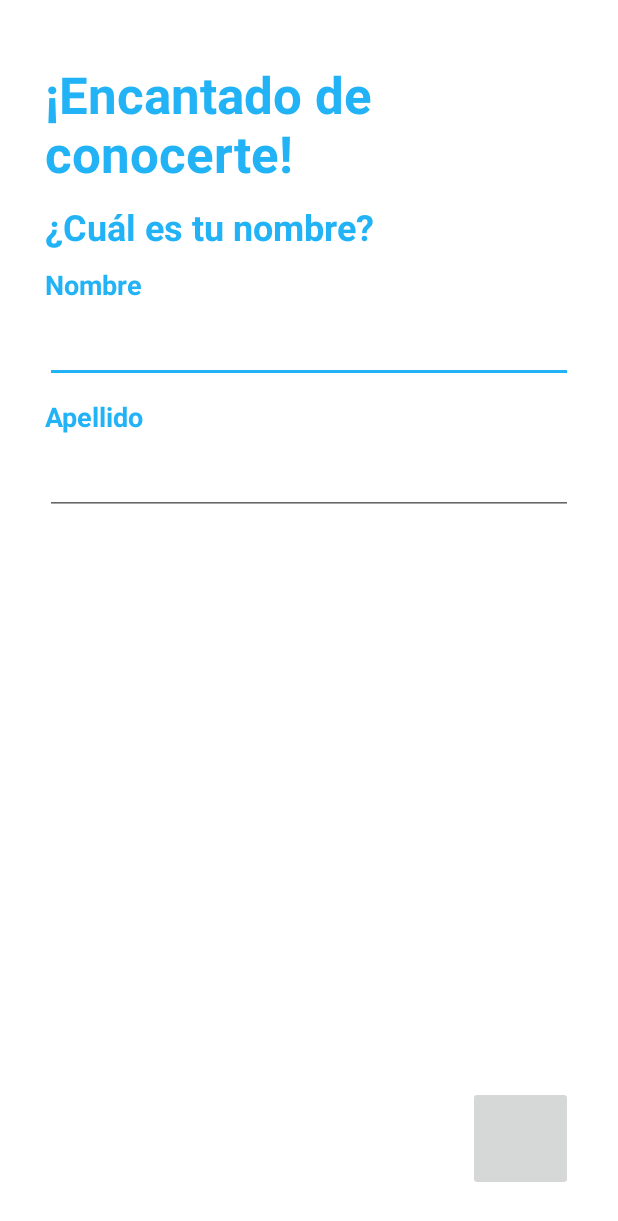
After one commit to Denigt/WorkPod, an Android app: the layout activity_signin.xml on its own in the app's theme, with its tools: preview values and no code run, on a phone screen of 412 x 824 dp. The commit adds this screen. Shown: the top 1221 px of the screen. Run offline under Robolectric (Android 15) with nearby library versions, the phone set to English and light mode, and no system bars.

Commit message:
22-03 Propuesta tablas | Primera Pantalla Sign in

```diff
--- a/app/src/main/AndroidManifest.xml
+++ b/app/src/main/AndroidManifest.xml
@@ -9,7 +9,7 @@
         android:roundIcon="@mipmap/ic_launcher_round"
         android:supportsRtl="true"
         android:theme="@style/Theme.WorkPod">
-        <activity android:name=".LoginActivity">
+        <activity android:name=".InitActivity">
             <intent-filter>
                 <action android:name="android.intent.action.MAIN" />
 
--- a/app/src/main/java/com/example/workpod/LoginActivity.java
+++ b/app/src/main/java/com/example/workpod/InitActivity.java
@@ -4,13 +4,11 @@ import androidx.appcompat.app.AppCompatActivity;
 
 import android.os.Bundle;
 
-public class LoginActivity extends AppCompatActivity {
+public class InitActivity extends AppCompatActivity {
 
     @Override
     protected void onCreate(Bundle savedInstanceState) {
         super.onCreate(savedInstanceState);
-        setContentView(R.layout.activity_login);
-
-        getSupportActionBar().hide();
+        setContentView(R.layout.activity_init);
     }
 }
--- /dev/null
+++ b/app/src/main/java/com/example/workpod/SigninActivity.java
@@ -0,0 +1,14 @@
+package com.example.workpod;
+
+import android.os.Bundle;
+
+import androidx.appcompat.app.AppCompatActivity;
+
+public class SigninActivity extends AppCompatActivity {
+
+    @Override
+    protected void onCreate(Bundle savedInstanceState) {
+        super.onCreate(savedInstanceState);
+        setContentView(R.layout.activity_signin);
+    }
+}
--- a/app/src/main/res/layout/activity_login.xml
+++ b/app/src/main/res/layout/activity_init.xml
@@ -6,7 +6,7 @@
     android:layout_width="match_parent"
     android:layout_height="match_parent"
     android:orientation="vertical"
-    tools:context=".LoginActivity">
+    tools:context=".InitActivity">
 
     <TextView
         android:layout_width="match_parent"
--- /dev/null
+++ b/app/src/main/res/layout/activity_signin.xml
@@ -0,0 +1,86 @@
+<?xml version="1.0" encoding="utf-8"?>
+<LinearLayout
+    xmlns:android="http://schemas.android.com/apk/res/android"
+    xmlns:app="http://schemas.android.com/apk/res-auto"
+    xmlns:tools="http://schemas.android.com/tools"
+    android:layout_width="match_parent"
+    android:layout_height="match_parent"
+    android:orientation="vertical"
+    tools:context=".SigninActivity">
+
+    <TextView
+        android:layout_width="match_parent"
+        android:layout_height="wrap_content"
+        android:text="¡Encantado de conocerte!"
+        android:textColor="@color/blue"
+        android:textStyle="bold"
+        android:textSize="34dp"
+        android:layout_marginHorizontal="30dp"
+        android:layout_marginBottom="10dp"
+        android:layout_marginTop="40dp"
+        />
+
+    <TextView
+        android:layout_width="match_parent"
+        android:layout_height="wrap_content"
+        android:text="¿Cuál es tu nombre?"
+        android:textColor="@color/blue"
+        android:textStyle="bold"
+        android:textSize="24dp"
+        android:layout_marginHorizontal="30dp"
+        />
+
+    <TextView
+        android:layout_width="match_parent"
+        android:layout_height="wrap_content"
+        android:text="Nombre"
+        android:textColor="@color/blue"
+        android:textStyle="bold"
+        android:textSize="18dp"
+        android:layout_marginHorizontal="30dp"
+        android:layout_marginTop="10dp"
+        />
+
+    <EditText
+        android:layout_width="match_parent"
+        android:layout_height="wrap_content"
+        android:textStyle="bold"
+        android:textSize="24dp"
+        android:layout_marginHorizontal="30dp"
+        />
+
+    <TextView
+        android:layout_width="match_parent"
+        android:layout_height="wrap_content"
+        android:text="Apellido"
+        android:textColor="@color/blue"
+        android:textStyle="bold"
+        android:textSize="18dp"
+        android:layout_marginHorizontal="30dp"
+        android:layout_marginTop="10dp"
+        />
+
+    <EditText
+        android:layout_width="match_parent"
+        android:layout_height="wrap_content"
+        android:textStyle="bold"
+        android:textSize="24dp"
+        android:layout_marginHorizontal="30dp"
+        />
+
+    <LinearLayout
+        android:layout_width="match_parent"
+        android:layout_height="0dp"
+        android:layout_weight="1"
+        android:gravity="end"
+        android:layout_margin="30dp">
+
+        <ImageButton
+            android:layout_width="70dp"
+            android:layout_height="70dp"
+            android:layout_gravity="bottom"
+            />
+
+    </LinearLayout>
+
+</LinearLayout>
--- a/app/src/main/res/values/themes.xml
+++ b/app/src/main/res/values/themes.xml
@@ -1,6 +1,6 @@
 <resources xmlns:tools="http://schemas.android.com/tools">
     <!-- Base application theme. -->
-    <style name="Theme.WorkPod" parent="Theme.MaterialComponents.DayNight.DarkActionBar">
+    <style name="Theme.WorkPod" parent="Theme.MaterialComponents.DayNight.NoActionBar">
         <!-- Primary brand color. -->
         <item name="colorPrimary">@color/white</item>
         <item name="colorPrimaryVariant">@color/blue</item>
```
Also changed, not shown: 1 other file.
